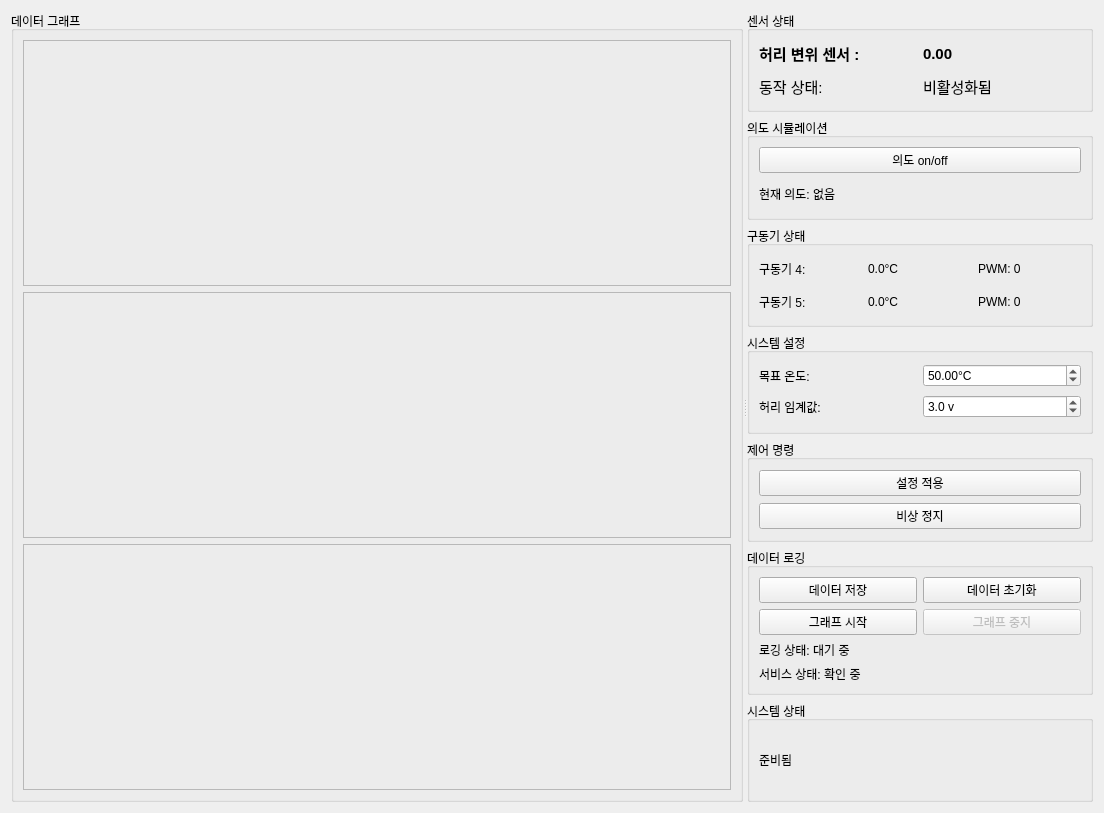
First picture: the form in src/wearable_robot_rqt_plugins/resource/waist_control.ui, repository dongsus41/WR_ws, before the edit.
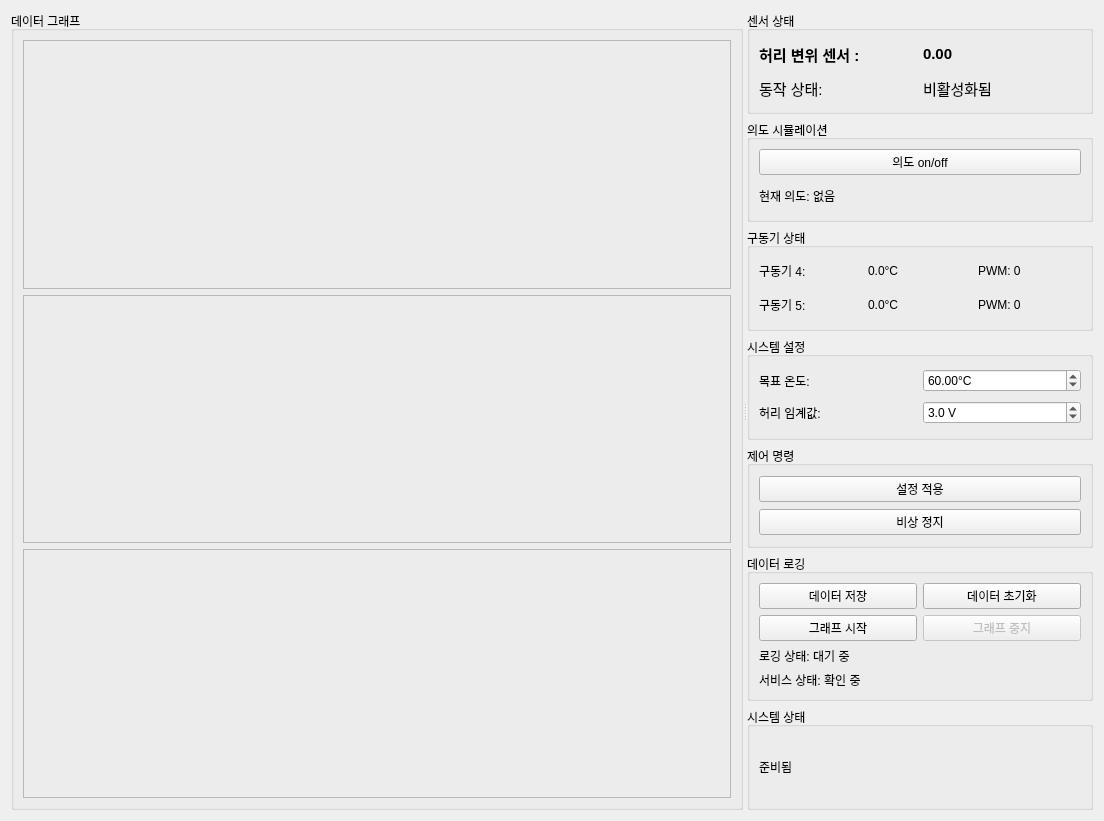
Second picture: the form after the edit.

Patch:
```diff
--- a/src/wearable_robot_rqt_plugins/resource/waist_control.ui
+++ b/src/wearable_robot_rqt_plugins/resource/waist_control.ui
@@ -7,7 +7,7 @@
     <x>0</x>
     <y>0</y>
     <width>1104</width>
-    <height>813</height>
+    <height>821</height>
    </rect>
   </property>
   <property name="windowTitle">
@@ -243,16 +243,16 @@
           <item row="1" column="1">
            <widget class="QDoubleSpinBox" name="angle_threshold_spin">
             <property name="suffix">
-             <string> v</string>
+             <string> V</string>
             </property>
             <property name="decimals">
              <number>1</number>
             </property>
             <property name="minimum">
-             <double>0.100000000000000</double>
+             <double>0.000000000000000</double>
             </property>
             <property name="maximum">
-             <double>30.000000000000000</double>
+             <double>5.000000000000000</double>
             </property>
             <property name="singleStep">
              <double>0.500000000000000</double>
@@ -274,7 +274,7 @@
              <double>80.000000000000000</double>
             </property>
             <property name="value">
-             <double>50.000000000000000</double>
+             <double>60.000000000000000</double>
             </property>
            </widget>
           </item>
```
Left out of the diff: 2 changed lines with no effect on the pictures.
